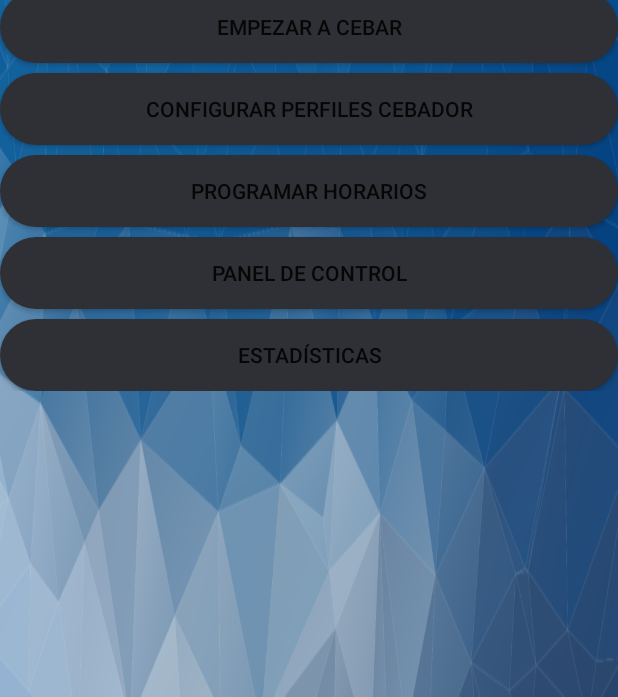
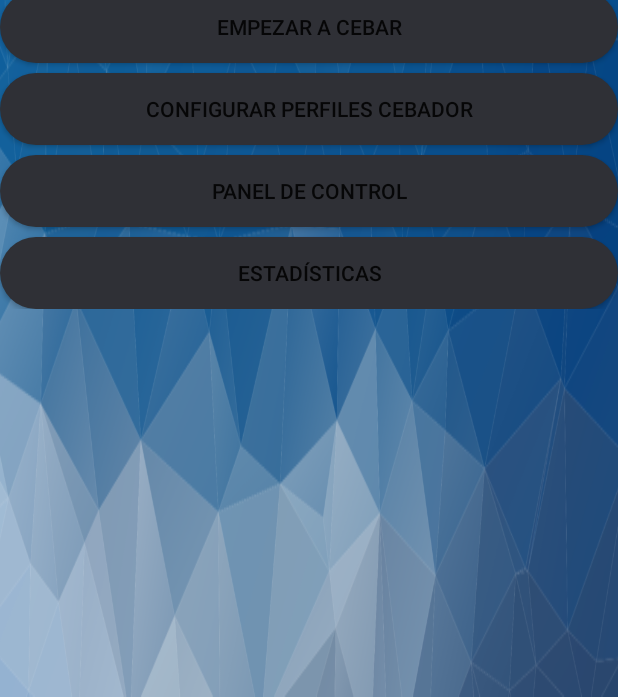
Before and after one commit to soa-1c2019-unlam/SMARTE, an Android app: the screen it shows after launch (MainActivity), on a phone screen of 412 x 824 dp, the part 539-1236 px from its top. Run offline under Robolectric (Android 15) with nearby library versions, the phone set to English and light mode, and no system bars; 2 statements that could not run were skipped.

Commit message:
Add files via upload

```diff
--- a/Android/app/src/main/res/layout/activity_main.xml
+++ b/Android/app/src/main/res/layout/activity_main.xml
@@ -45,14 +45,6 @@
                     android:text="Configurar perfiles cebador" />
 
                 <Button
-                    android:id="@+id/programarButton"
-                    android:layout_width="match_parent"
-                    android:layout_height="wrap_content"
-                    android:layout_marginTop="10px"
-                    android:background="@android:drawable/toast_frame"
-                    android:text="Programar horarios" />
-
-                <Button
                     android:id="@+id/panelControlButton"
                     android:layout_width="match_parent"
                     android:layout_height="wrap_content"
```
